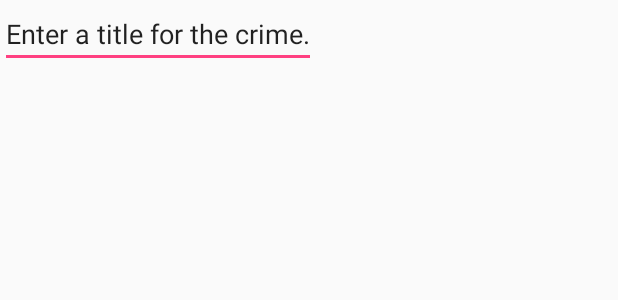
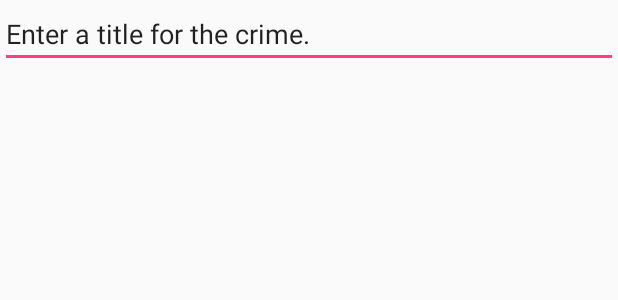
Before and after one commit to rbrazuk/CriminalIntent, an Android app: the layout fragment_crime.xml on its own in the app's theme, with its tools: preview values and no code run, on a phone screen of 412 x 824 dp. Shown: the top 300 px of the screen. Run offline under Robolectric (Android 15) with nearby library versions, the phone set to English and light mode, and no system bars.

Commit message:
chapter 1 complete

```diff
--- a/app/src/main/res/layout/fragment_crime.xml
+++ b/app/src/main/res/layout/fragment_crime.xml
@@ -6,7 +6,7 @@
     <EditText
         android:id="@+id/crime_title"
         android:text="@string/crime_title_hint"
-        android:layout_width="wrap_content"
+        android:layout_width="match_parent"
         android:layout_height="wrap_content"/>
 
 </LinearLayout>
```
Also changed, not shown: app/src/main/java/com/example/rbrazuk/criminalintent/CrimeActivity.java (+10 -0 lines), app/src/main/java/com/example/rbrazuk/criminalintent/CrimeFragment.java (+23 -0 lines).
